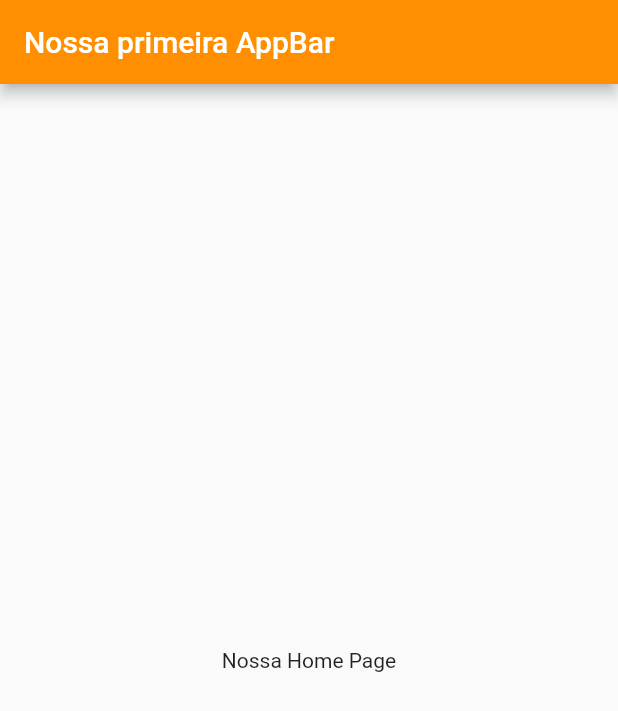
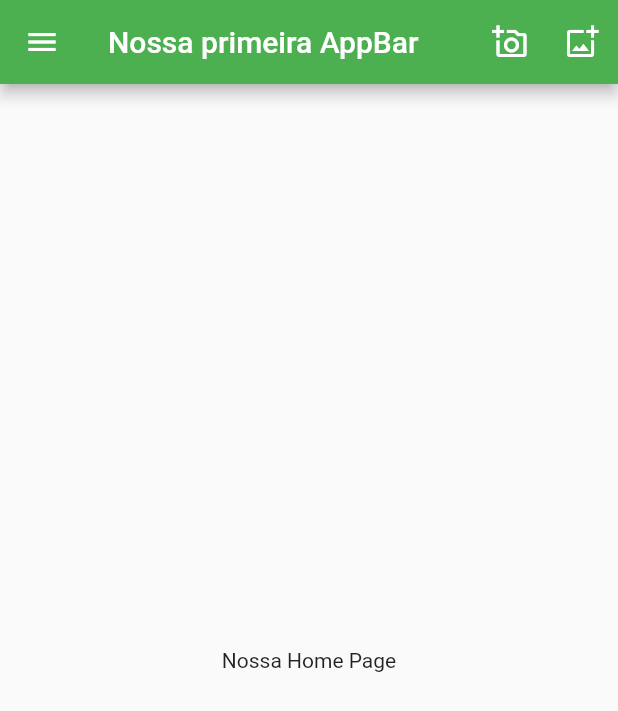
Before and after one commit to Rextecoetter/modulo12, a Flutter app: the screen it shows after launch, on a phone screen of 412 x 824 dp. Shown: the top 711 px of the screen. Run offline on Flutter 3.47's test engine with Material 2 defaults, Android fonts, the phone set to English and light mode, and no system bars.

Commit message:
novos widgets

```diff
--- a/lib/home/home_page.dart
+++ b/lib/home/home_page.dart
@@ -7,12 +7,22 @@ class HomePage extends StatelessWidget {
   Widget build(BuildContext context) {
     return Scaffold(
       appBar: AppBar(
-        backgroundColor: Colors.amber[800],
         title: const Text("Nossa primeira AppBar"),
+        backgroundColor: Colors.green,
+        actions: [
+          IconButton(
+            onPressed: () {},
+            icon: const Icon(Icons.add_a_photo_outlined),
+          ),
+          IconButton(
+            onPressed: () {},
+            icon: const Icon(Icons.add_photo_alternate_outlined),
+          ),
+        ],
       ),
-      body: const Center(
-        child: Text('Nossa Home Page'),
-      ),
+      drawer: const Drawer(child: Center(child: Text('Drawer aberto'))),
+      endDrawer: const Drawer(child: Center(child: Text('End Drawer'))),
+      body: const Center(child: Text('Nossa Home Page')),
     );
   }
 }
--- a/lib/main.dart
+++ b/lib/main.dart
@@ -11,6 +11,7 @@ class MyApp extends StatelessWidget {
   @override
   Widget build(BuildContext context) {
     return const MaterialApp(
+      debugShowCheckedModeBanner: false,
       title: 'Flutter Demo',
       home: HomePage(),
     );
```
